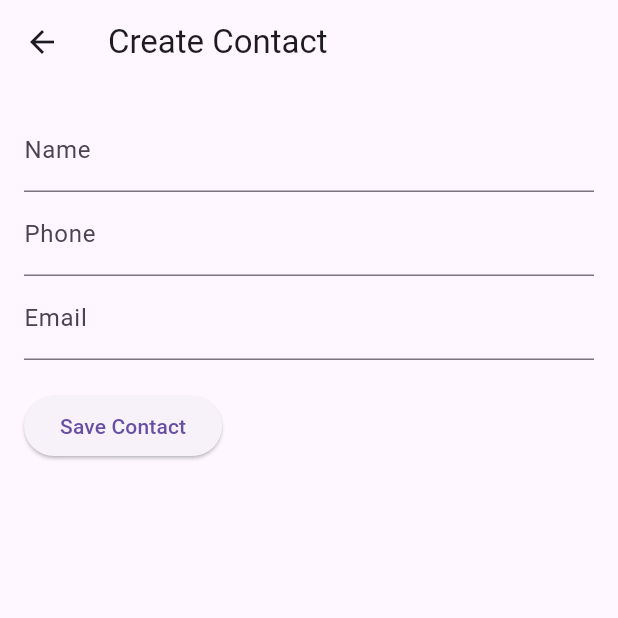
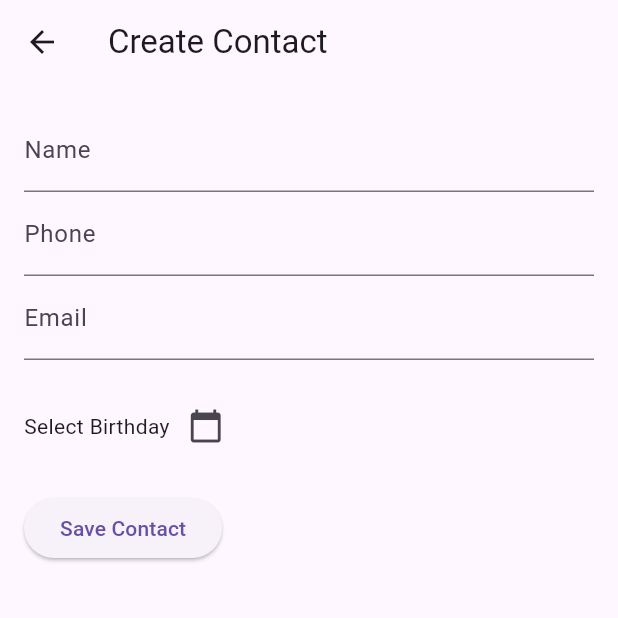
Before and after one commit to GocasPT/AMOV-ContactList, a Flutter app: the screen it shows after launch, after a tap on the "add" icon, on a phone screen of 412 x 824 dp, the top half of it. Run offline on Flutter 3.47's test engine with Material 3 defaults, Android fonts, the phone set to English and light mode, and no system bars; our stand-ins replace shared_preferences.

Commit message:
add birthday

```diff
--- a/lib/main.dart
+++ b/lib/main.dart
@@ -179,6 +179,7 @@ class _CreateContactScreenState extends State<CreateContactScreen> {
   late TextEditingController nameController;
   late TextEditingController phoneController;
   late TextEditingController emailController;
+  DateTime? birthday;
 
   @override
   void initState() {
@@ -187,12 +188,29 @@ class _CreateContactScreenState extends State<CreateContactScreen> {
       nameController = TextEditingController(text: widget.contact!.name);
       phoneController = TextEditingController(text: widget.contact!.phone);
       emailController = TextEditingController(text: widget.contact!.email);
+      birthday = widget.contact!.birthday;
     } else {
       nameController = TextEditingController();
       phoneController = TextEditingController();
       emailController = TextEditingController();
     }
   }
+
+
+  Future<void> _selectBirthday(BuildContext context) async {
+    final DateTime? picked = await showDatePicker(
+      context: context,
+      initialDate: birthday ?? DateTime.now(),
+      firstDate: DateTime(1900),
+      lastDate: DateTime.now(),
+    );
+    if (picked != null && picked != birthday) {
+      setState(() {
+        birthday = picked;
+      });
+    }
+  }
+
 
   @override
   Widget build(BuildContext context) {
@@ -216,12 +234,27 @@ class _CreateContactScreenState extends State<CreateContactScreen> {
               decoration: InputDecoration(labelText: 'Email'),
             ),
             SizedBox(height: 20),
+            Row(
+              children: [
+                Text(
+                  birthday != null
+                      ? 'Birthday: ${birthday!.toLocal()}'
+                      : 'Select Birthday',
+                ),
+                IconButton(
+                  icon: Icon(Icons.calendar_today),
+                  onPressed: () => _selectBirthday(context),
+                ),
+              ],
+            ),
+            SizedBox(height: 20),
             ElevatedButton(
               onPressed: () {
                 final contact = Contact(
                   name: nameController.text,
                   phone: phoneController.text,
                   email: emailController.text,
+                  birthday: birthday,
                 );
                 widget.onSave(contact);
               },
@@ -265,7 +298,7 @@ class _ViewContactScreenState extends State<ViewContactScreen> {
             Text("Name: ${contact.name}"),
             Text("Phone: ${contact.phone}"),
             Text("Email: ${contact.email}"),
-            Text("Birthday: ${contact.birthday ?? 'N/A'}"),
+            Text("Birthday: ${contact.birthday != null ? contact.birthday!.toLocal().toString().split(' ')[0] : 'N/A'}"),
             SizedBox(height: 20),
             ElevatedButton(
               onPressed: widget.onEdit,
```
